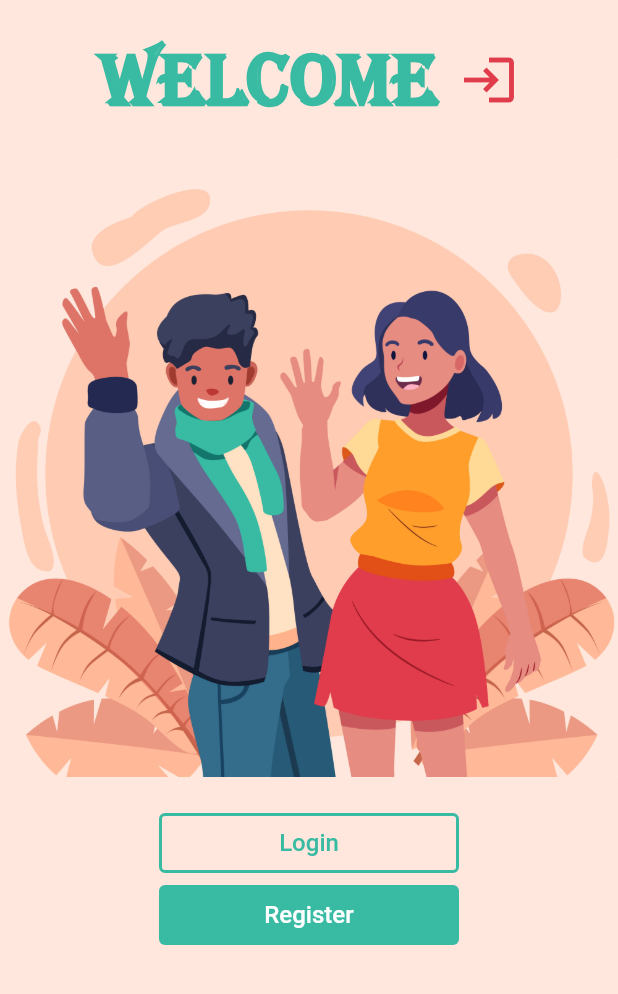
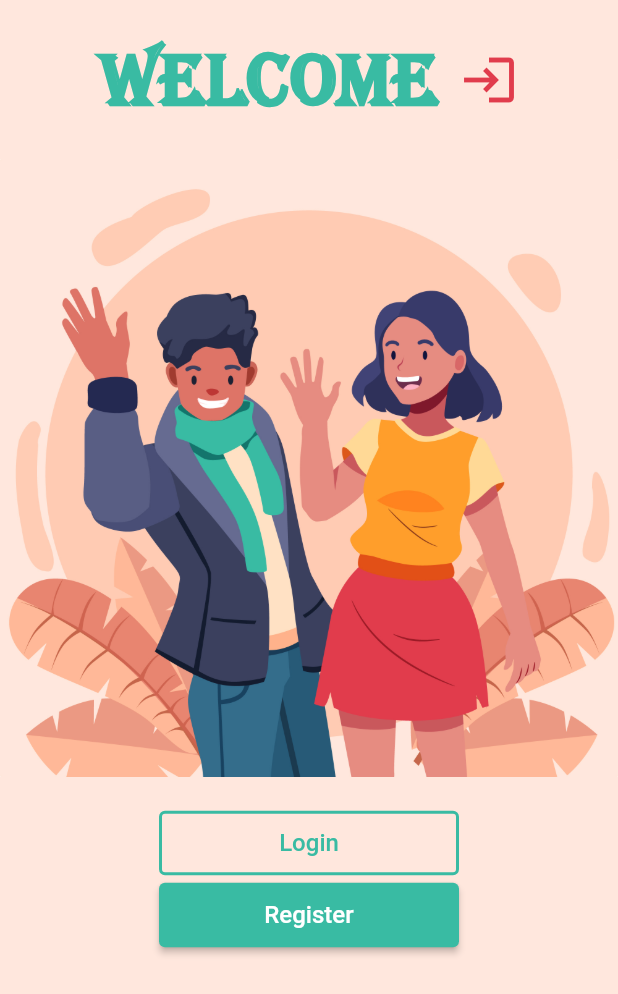
Before and after one commit to amirrajabzadeh/flutter_blog, a Flutter app: the screen it shows after launch, on a phone screen of 412 x 824 dp. Shown: the top 994 px of the screen. Run offline on Flutter 3.47's test engine with Material 2 defaults, Android fonts, the phone set to English and light mode, and no system bars.

Commit message:
add ElevatedButton

```diff
--- a/lib/main.dart
+++ b/lib/main.dart
@@ -63,7 +63,7 @@ class HomeScreen extends StatelessWidget {
               ),
               OutlinedButton(
                 style: OutlinedButton.styleFrom(
-                  minimumSize: Size(200.0, 40.0),
+                  minimumSize: Size(200.0, 43.0),
                   side: BorderSide(
                     color: Color.fromARGB(255, 57, 187, 163),
                     width: 2.0,
@@ -78,11 +78,11 @@ class HomeScreen extends StatelessWidget {
                   ),
                 ),
               ),
-              TextButton(
-                style: TextButton.styleFrom(
+              ElevatedButton(
+                  style: ElevatedButton.styleFrom(
+                    backgroundColor: Color.fromARGB(255, 57, 187, 163),
                     foregroundColor: Colors.white,
-                  backgroundColor: Color.fromARGB(255, 57, 187, 163),
-                  minimumSize: Size(200.0, 40.0),
+                    minimumSize: Size(200.0, 43.0),
                   ),
                   onPressed: () {},
                   child: Text(
@@ -90,8 +90,7 @@ class HomeScreen extends StatelessWidget {
                     style: TextStyle(
                       fontSize: 16,
                     ),
-                ),
-              )
+                  ))
             ],
           ),
         ),
```
Lines whose indentation alone changed are shown as unchanged.
